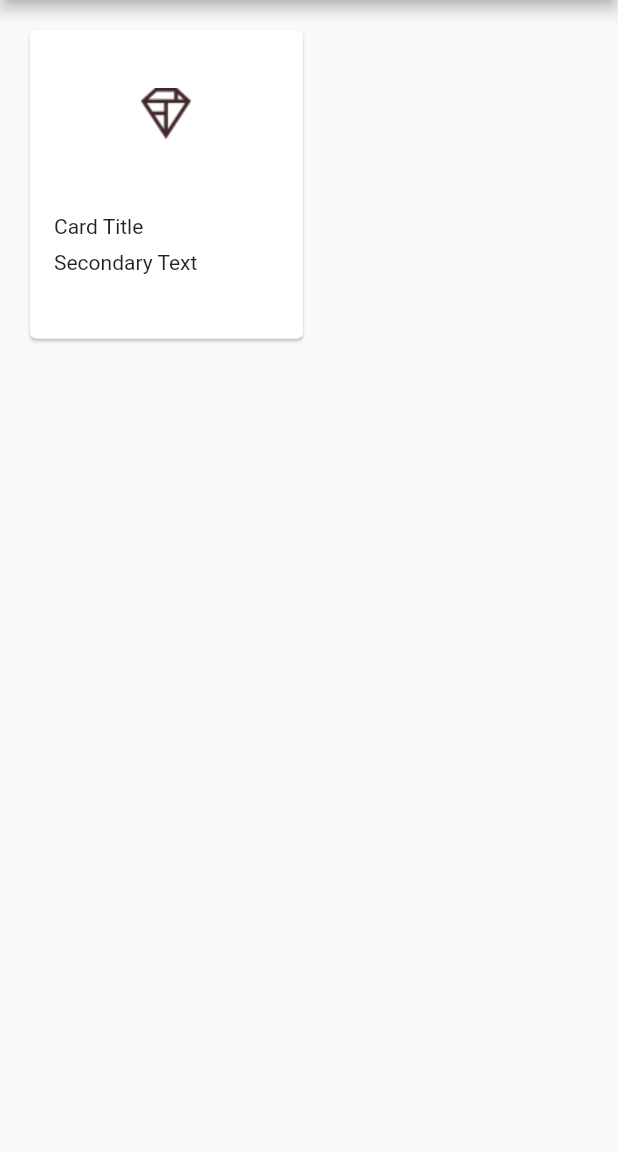
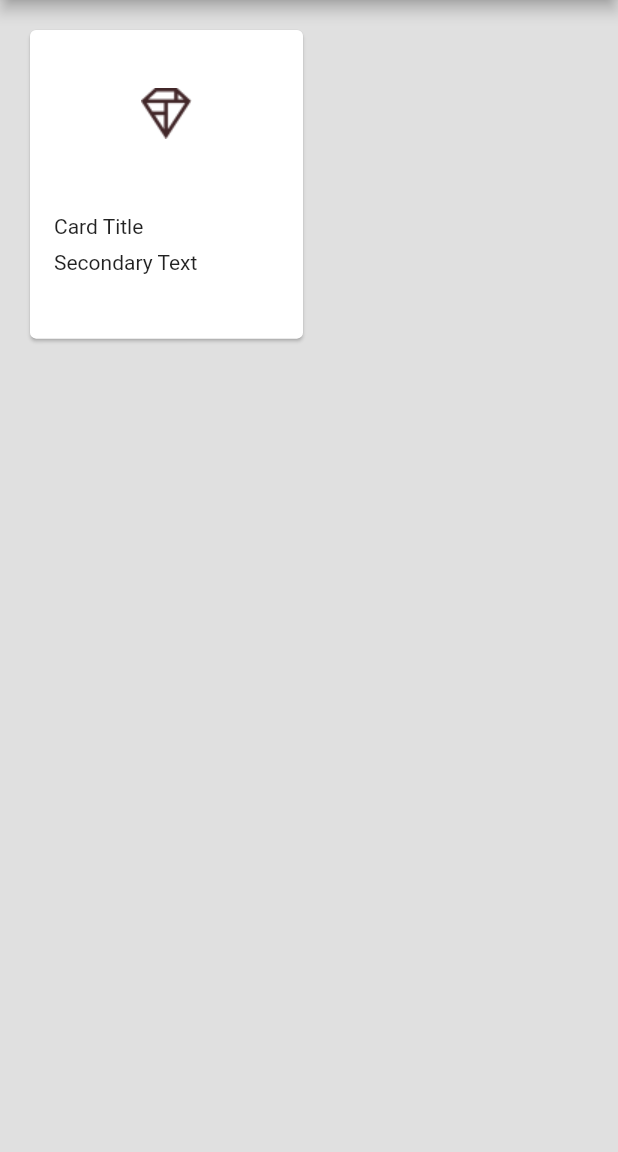
Before and after one commit to ragingprodigy/flutter-shrine-app, a Flutter app: the HomePage screen opened directly, on a phone screen of 412 x 824 dp, the part 84-1236 px from its top. Run offline on Flutter 3.47's test engine with Material 2 defaults, Android fonts, the phone set to English and light mode, and no system bars.

Commit message:
Add a bit of background color to offset card design

```diff
--- a/lib/home.dart
+++ b/lib/home.dart
@@ -36,7 +36,11 @@ class HomePage extends StatelessWidget {
           )
         ],
       ),
-      body: GridView.count(
+      body: Container(
+        decoration: BoxDecoration(
+          color: Colors.grey[300]
+        ),
+        child: GridView.count(
           crossAxisCount: 2,
           padding: EdgeInsets.all(16.0),
           childAspectRatio: 8.0 / 9.0,
@@ -65,6 +69,7 @@ class HomePage extends StatelessWidget {
             )
           ],
         ),
+      )
     );
   }
 }
```
Lines whose indentation alone changed are shown as unchanged.
